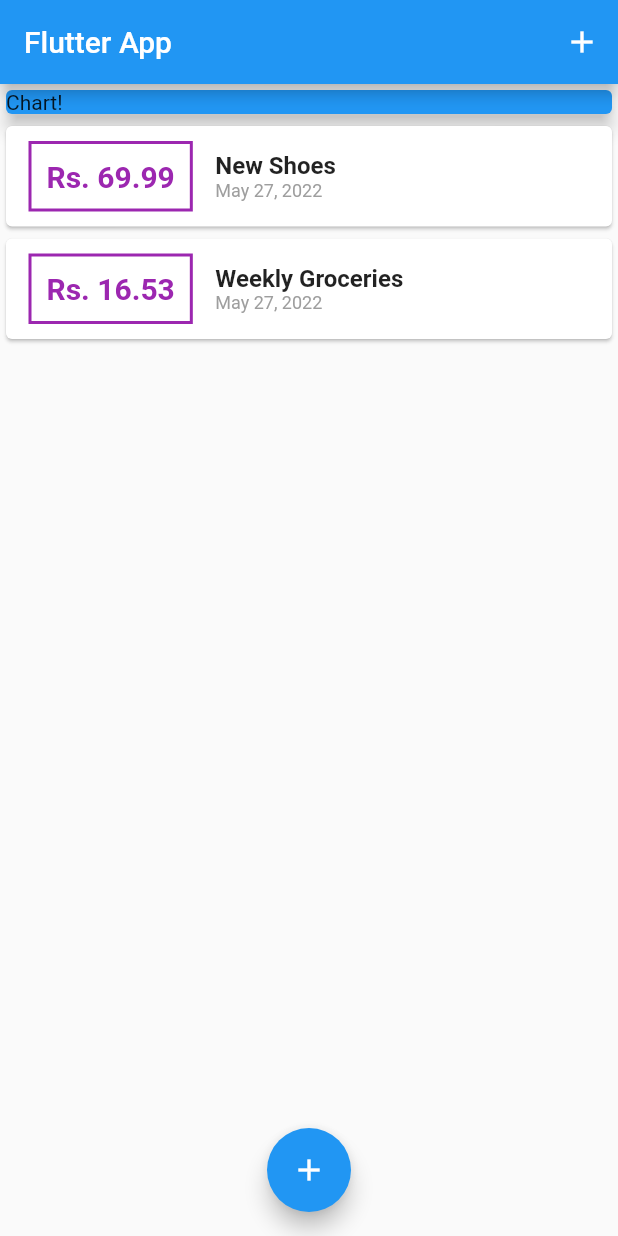
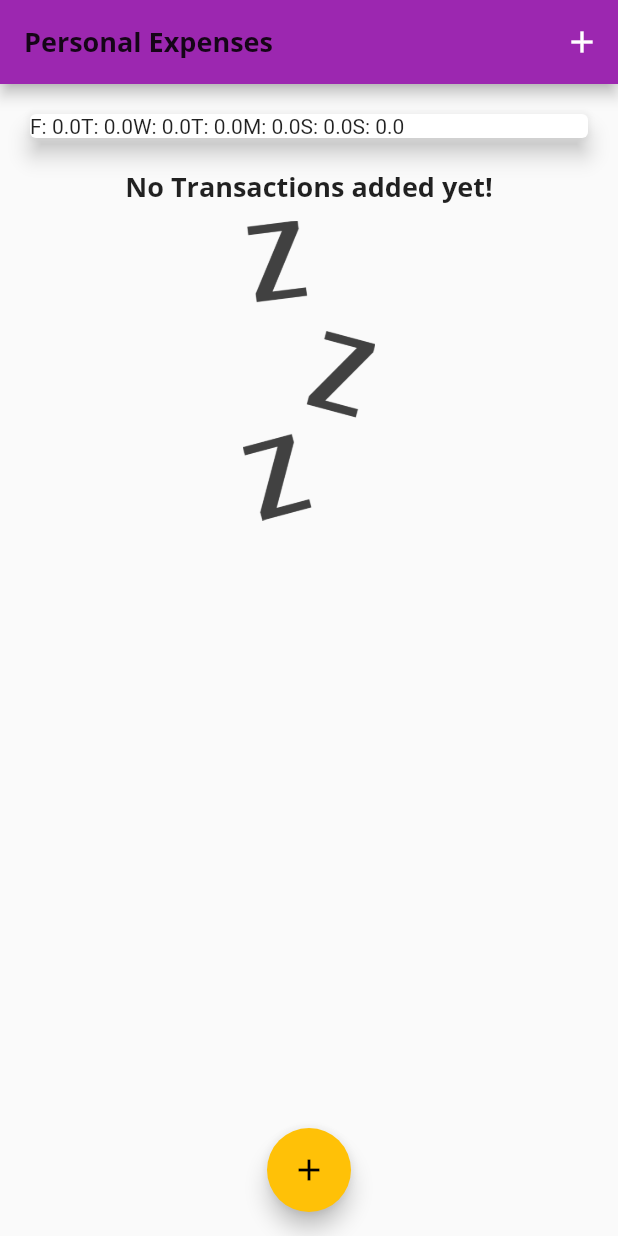
Before and after one commit to himangshuishere/Flutter, a Flutter app: the screen it shows after launch, on a phone screen of 412 x 824 dp. Run offline on Flutter 3.47's test engine with Material 2 defaults, Android fonts, the light colour scheme and no system bars.

Commit message:
Features added!
Added few font files.

Added font customisations in the App.

Added null check when there is no transactions made.

Chart bar development is in process.

Progress: S4V35

```diff
--- a/expense_manager/lib/main.dart
+++ b/expense_manager/lib/main.dart
@@ -1,4 +1,5 @@
 import 'package:expense_manager/models/transaction.dart';
+import 'package:expense_manager/widgets/chart.dart';
 import 'package:expense_manager/widgets/new_transaction.dart';
 import 'package:expense_manager/widgets/transaction_list.dart';
 import 'package:flutter/material.dart';
@@ -12,6 +13,26 @@
   Widget build(BuildContext context) {
     return MaterialApp(
       title: 'Expense Manager',
+      theme: ThemeData(
+        primarySwatch: Colors.purple,
+        accentColor: Colors.amber,
+        fontFamily: 'Quicksand',
+        textTheme: ThemeData.light().textTheme.copyWith(
+                headline6: TextStyle(
+              fontFamily: 'OpenSans',
+              fontSize: 18,
+              fontWeight: FontWeight.bold,
+            )),
+        appBarTheme: AppBarTheme(
+          textTheme: ThemeData.light().textTheme.copyWith(
+                headline6: TextStyle(
+                  fontFamily: 'OpenSans',
+                  fontSize: 20,
+                  fontWeight: FontWeight.bold,
+                ),
+              ),
+        ),
+      ),
       home: MyHomePage(),
     );
   }
@@ -24,19 +45,25 @@
 
 class _MyHomePageState extends State<MyHomePage> {
   final List<Transaction> _userTransactions = [
-    Transaction(
-      id: 't1',
-      title: "New Shoes",
-      amount: 69.99,
-      date: DateTime.now(),
-    ),
-    Transaction(
-      id: 't2',
-      title: 'Weekly Groceries',
-      amount: 16.53,
-      date: DateTime.now(),
-    ),
+    // Transaction(
+    //   id: 't1',
+    //   title: "New Shoes",
+    //   amount: 69.99,
+    //   date: DateTime.now(),
+    // ),
+    // Transaction(
+    //   id: 't2',
+    //   title: 'Weekly Groceries',
+    //   amount: 16.53,
+    //   date: DateTime.now(),
+    // ),
   ];
+
+  List<Transaction> get _recentTransactions {
+    return _userTransactions.where((element) {
+      return element.date.isAfter(DateTime.now().subtract(Duration(days: 7)));
+    }).toList();
+  }
 
   void _addNewTransaction(String txTitle, double txAmount) {
     final newTx = Transaction(
@@ -68,7 +95,8 @@
   Widget build(BuildContext context) {
     return Scaffold(
       appBar: AppBar(
-        title: Text('Flutter App'),
+        title: Text("Personal Expenses"),
+        textTheme: Theme.of(context).textTheme,
         actions: [
           IconButton(
             icon: Icon(Icons.add),
@@ -81,14 +109,7 @@
           // mainAxisAlignment: MainAxisAlignment.start,
           crossAxisAlignment: CrossAxisAlignment.stretch,
           children: <Widget>[
-            Container(
-              width: double.infinity,
-              child: Card(
-                color: Colors.blue,
-                child: Text("Chart!"),
-                elevation: 5,
-              ),
-            ),
+            Chart(_recentTransactions),
             TransactionList(_userTransactions),
           ],
         ),
--- /dev/null
+++ b/expense_manager/lib/widgets/chart.dart
@@ -0,0 +1,41 @@
+import 'package:expense_manager/models/transaction.dart';
+import 'package:flutter/material.dart';
+import 'package:intl/intl.dart';
+
+class Chart extends StatelessWidget {
+  Chart(this.recentTransaction);
+
+  final List<Transaction> recentTransaction;
+
+  List<Map<String, Object>> get groupTransactionValues {
+    return List.generate(7, (index) {
+      final weekDay = DateTime.now().subtract(
+        Duration(days: index),
+      );
+      var totalSum = 0.0;
+
+      for (var i = 0; i < recentTransaction.length; i++) {
+        if (recentTransaction[i].date.day == weekDay.day &&
+            recentTransaction[i].date.month == weekDay.month &&
+            recentTransaction[i].date.year == weekDay.year) {
+          totalSum += recentTransaction[i].amount;
+        }
+      }
+
+      return {'day': DateFormat.E().format(weekDay).substring(0,1), 'amount': totalSum};
+    });
+  }
+
+  @override
+  Widget build(BuildContext context) {
+    return Card(
+      elevation: 6,
+      margin: EdgeInsets.all(20),
+      child: Row(
+        children: groupTransactionValues.map((data) {
+          return Text('${data['day']}: ${data['amount']}');
+        }).toList(),
+      ),
+    );
+  }
+}
--- a/expense_manager/lib/widgets/transaction_list.dart
+++ b/expense_manager/lib/widgets/transaction_list.dart
@@ -11,7 +11,24 @@ class TransactionList extends StatelessWidget {
   Widget build(BuildContext context) {
     return Container(
       height: 300,
-      child: ListView.builder(
+      child: transactions.isEmpty
+          ? Column(
+              children: [
+                Text(
+                  "No Transactions added yet!",
+                  style: Theme.of(context).textTheme.headline6,
+                ),
+                SizedBox(height: 10,),
+                Container(
+                  height: 200,
+                  child: Image.asset(
+                    'assets/images/waiting.png',
+                    fit: BoxFit.cover,
+                  ),
+                )
+              ],
+            )
+          : ListView.builder(
               itemBuilder: (ctx, index) {
                 return Card(
                   child: Row(
@@ -26,10 +43,10 @@ class TransactionList extends StatelessWidget {
                         padding: const EdgeInsets.all(10),
                         child: Text(
                           "Rs. ${transactions[index].amount.toStringAsFixed(2)}",
-                    style: const TextStyle(
+                          style: TextStyle(
                             fontWeight: FontWeight.bold,
                             fontSize: 20,
-                      color: Colors.purple,
+                            color: Theme.of(context).primaryColor,
                           ),
                         ),
                       ),
@@ -43,7 +60,8 @@ class TransactionList extends StatelessWidget {
                           ),
                           Text(
                             DateFormat.yMMMd().format(transactions[index].date),
-                      style: const TextStyle(color: Colors.grey, fontSize: 12),
+                            style: const TextStyle(
+                                color: Colors.grey, fontSize: 12),
                           ),
                         ],
                       ),
```
Also changed, not shown: expense_manager/lib/widgets/chart_bar.dart (added, +48 -0 lines), expense_manager/pubspec.yaml (+17 -18 lines), expense_manager/assets/fonts/OpenSans-Bold.ttf (added), expense_manager/assets/fonts/OpenSans-Regular.ttf (added), expense_manager/assets/fonts/Quicksand-Bold.ttf (added), expense_manager/assets/fonts/Quicksand-Light.ttf (added), expense_manager/assets/fonts/Quicksand-Medium.ttf (added), expense_manager/assets/fonts/Quicksand-Regular.ttf (added), expense_manager/assets/images/waiting.png (added). Lines whose indentation alone changed are shown as unchanged.
